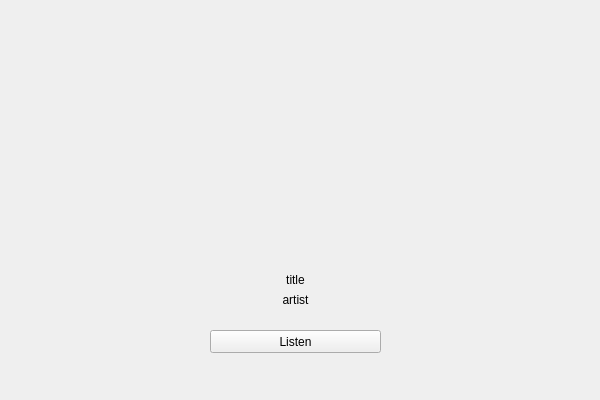
This is LatestListener/latestlistener.ui in imasuke/LatestListener as Qt 5 draws it before an edit. The edited form follows.
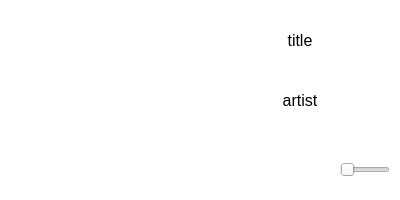
This is the edited form. The open tabs and pages were chosen to show the change. Icons and pictures are not drawn.

What changed in the file:
```diff
--- a/LatestListener/latestlistener.ui
+++ b/LatestListener/latestlistener.ui
@@ -2,74 +2,273 @@
 <ui version="4.0">
  <class>LatestListenerClass</class>
  <widget class="QWidget" name="LatestListenerClass">
+  <property name="enabled">
+   <bool>true</bool>
+  </property>
   <property name="geometry">
    <rect>
     <x>0</x>
     <y>0</y>
-    <width>600</width>
-    <height>400</height>
+    <width>400</width>
+    <height>200</height>
    </rect>
   </property>
   <property name="windowTitle">
    <string>LatestListener</string>
   </property>
-  <widget class="QPushButton" name="listen_btn">
+  <property name="styleSheet">
+   <string notr="true">#LatestListenerClass{
+background: white;
+}</string>
+  </property>
+  <widget class="QStackedWidget" name="stack">
    <property name="geometry">
     <rect>
-     <x>210</x>
-     <y>330</y>
-     <width>171</width>
-     <height>23</height>
+     <x>0</x>
+     <y>0</y>
+     <width>400</width>
+     <height>200</height>
     </rect>
    </property>
-   <property name="text">
-    <string>Listen</string>
+   <property name="currentIndex">
+    <number>1</number>
    </property>
-  </widget>
-  <widget class="QLabel" name="title_label">
-   <property name="geometry">
-    <rect>
-     <x>150</x>
-     <y>270</y>
-     <width>291</width>
-     <height>20</height>
-    </rect>
-   </property>
-   <property name="text">
-    <string>title</string>
-   </property>
-   <property name="alignment">
-    <set>Qt::AlignCenter</set>
-   </property>
-  </widget>
-  <widget class="QLabel" name="image_label">
-   <property name="geometry">
-    <rect>
-     <x>200</x>
-     <y>70</y>
-     <width>191</width>
-     <height>181</height>
-    </rect>
-   </property>
-   <property name="text">
-    <string/>
-   </property>
-  </widget>
-  <widget class="QLabel" name="artist_label">
-   <property name="geometry">
-    <rect>
-     <x>150</x>
-     <y>290</y>
-     <width>291</width>
-     <height>20</height>
-    </rect>
-   </property>
-   <property name="text">
-    <string>artist</string>
-   </property>
-   <property name="alignment">
-    <set>Qt::AlignCenter</set>
-   </property>
+   <widget class="QWidget" name="player_page">
+    <widget class="QLabel" name="image_label">
+     <property name="geometry">
+      <rect>
+       <x>0</x>
+       <y>0</y>
+       <width>200</width>
+       <height>200</height>
+      </rect>
+     </property>
+     <property name="text">
+      <string/>
+     </property>
+    </widget>
+    <widget class="QPushButton" name="stop_btn">
+     <property name="geometry">
+      <rect>
+       <x>280</x>
+       <y>150</y>
+       <width>40</width>
+       <height>40</height>
+      </rect>
+     </property>
+     <property name="styleSheet">
+      <string notr="true">QPushButton#stop_btn{
+background-image : url(:/LatestListener/Resources/stop_btn.png);
+border-radius : 20px;
+}</string>
+     </property>
+     <property name="text">
+      <string/>
+     </property>
+    </widget>
+    <widget class="QPushButton" name="play_btn">
+     <property name="geometry">
+      <rect>
+       <x>220</x>
+       <y>150</y>
+       <width>40</width>
+       <height>40</height>
+      </rect>
+     </property>
+     <property name="styleSheet">
+      <string notr="true">QPushButton#play_btn{
+background-image : url(:/LatestListener/Resources/pause_btn.png);
+border-radius : 20px;
+}</string>
+     </property>
+     <property name="text">
+      <string/>
+     </property>
+    </widget>
+    <widget class="QSlider" name="volume_slider">
+     <property name="geometry">
+      <rect>
+       <x>340</x>
+       <y>160</y>
+       <width>50</width>
+       <height>20</height>
+      </rect>
+     </property>
+     <property name="orientation">
+      <enum>Qt::Horizontal</enum>
+     </property>
+    </widget>
+    <widget class="QLabel" name="title_label">
+     <property name="geometry">
+      <rect>
+       <x>200</x>
+       <y>20</y>
+       <width>200</width>
+       <height>40</height>
+      </rect>
+     </property>
+     <property name="font">
+      <font>
+       <family>Meiryo UI</family>
+       <pointsize>12</pointsize>
+      </font>
+     </property>
+     <property name="text">
+      <string>title</string>
+     </property>
+     <property name="alignment">
+      <set>Qt::AlignCenter</set>
+     </property>
+    </widget>
+    <widget class="QLabel" name="artist_label">
+     <property name="geometry">
+      <rect>
+       <x>200</x>
+       <y>80</y>
+       <width>200</width>
+       <height>40</height>
+      </rect>
+     </property>
+     <property name="font">
+      <font>
+       <family>Meiryo UI</family>
+       <pointsize>12</pointsize>
+      </font>
+     </property>
+     <property name="text">
+      <string>artist</string>
+     </property>
+     <property name="scaledContents">
+      <bool>true</bool>
+     </property>
+     <property name="alignment">
+      <set>Qt::AlignCenter</set>
+     </property>
+    </widget>
+   </widget>
+   <widget class="QWidget" name="setting_page">
+    <widget class="QPushButton" name="listen_btn">
+     <property name="geometry">
+      <rect>
+       <x>0</x>
+       <y>0</y>
+       <width>200</width>
+       <height>200</height>
+      </rect>
+     </property>
+     <property name="styleSheet">
+      <string notr="true">QPushButton#listen_btn{
+background-image : url(:/LatestListener/Resources/listen_btn.png);
+}</string>
+     </property>
+     <property name="text">
+      <string/>
+     </property>
+    </widget>
+    <widget class="QComboBox" name="genre_box">
+     <property name="geometry">
+      <rect>
+       <x>225</x>
+       <y>100</y>
+       <width>150</width>
+       <height>30</height>
+      </rect>
+     </property>
+     <property name="font">
+      <font>
+       <family>Meiryo UI</family>
+       <pointsize>12</pointsize>
+      </font>
+     </property>
+     <item>
+      <property name="text">
+       <string>J-Pop</string>
+      </property>
+     </item>
+     <item>
+      <property name="text">
+       <string>Hip-Hop/Rap</string>
+      </property>
+     </item>
+     <item>
+      <property name="text">
+       <string>Children's Music</string>
+      </property>
+     </item>
+     <item>
+      <property name="text">
+       <string>Country</string>
+      </property>
+     </item>
+     <item>
+      <property name="text">
+       <string>R&amp;B/Soul</string>
+      </property>
+     </item>
+     <item>
+      <property name="text">
+       <string>K-Pop</string>
+      </property>
+     </item>
+     <item>
+      <property name="text">
+       <string>Classical</string>
+      </property>
+     </item>
+     <item>
+      <property name="text">
+       <string>Electronic</string>
+      </property>
+     </item>
+     <item>
+      <property name="text">
+       <string>Blues</string>
+      </property>
+     </item>
+     <item>
+      <property name="text">
+       <string>Opera</string>
+      </property>
+     </item>
+     <item>
+      <property name="text">
+       <string>Rock</string>
+      </property>
+     </item>
+     <item>
+      <property name="text">
+       <string>Jazz</string>
+      </property>
+     </item>
+     <item>
+      <property name="text">
+       <string>Anime</string>
+      </property>
+     </item>
+    </widget>
+    <widget class="QLabel" name="genre_label">
+     <property name="geometry">
+      <rect>
+       <x>265</x>
+       <y>70</y>
+       <width>70</width>
+       <height>20</height>
+      </rect>
+     </property>
+     <property name="font">
+      <font>
+       <family>Meiryo UI</family>
+       <pointsize>12</pointsize>
+      </font>
+     </property>
+     <property name="text">
+      <string>Genre</string>
+     </property>
+     <property name="alignment">
+      <set>Qt::AlignCenter</set>
+     </property>
+    </widget>
+   </widget>
   </widget>
  </widget>
  <layoutdefault spacing="6" margin="11"/>
```
